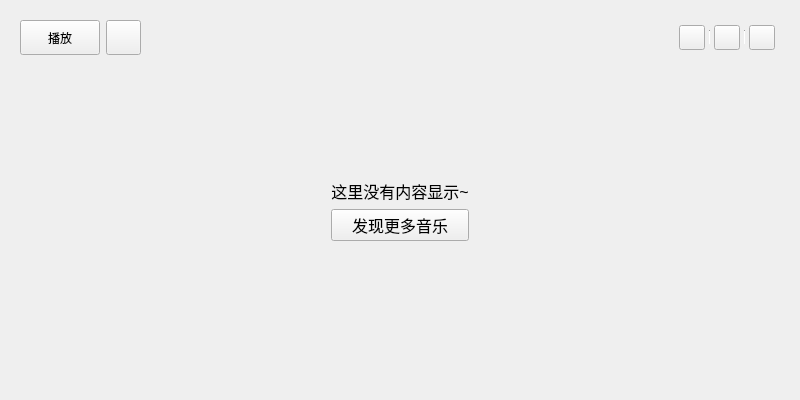
The window that KuGouStart/PurchasedMusic/PaidSingle/PaidSingle.ui (a-mo-xi-wei/Qt-KuGouAppClient) describes before a commit, drawn with Qt 5.
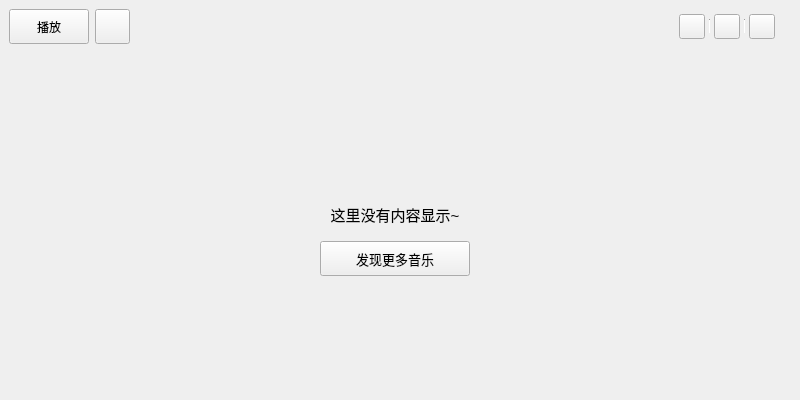
The same window after the commit.

Commit message: 已购音乐主界面搭建完成，细节优化

Diff of the .ui file:
```diff
--- a/KuGouStart/PurchasedMusic/PaidSingle/PaidSingle.ui
+++ b/KuGouStart/PurchasedMusic/PaidSingle/PaidSingle.ui
@@ -13,7 +13,13 @@
   <property name="windowTitle">
    <string>PaidSingle</string>
   </property>
-  <layout class="QVBoxLayout" name="verticalLayout">
+  <layout class="QVBoxLayout" name="verticalLayout_2">
+   <property name="leftMargin">
+    <number>0</number>
+   </property>
+   <property name="topMargin">
+    <number>0</number>
+   </property>
    <item>
     <widget class="QWidget" name="widget" native="true">
      <layout class="QHBoxLayout" name="horizontalLayout">
@@ -216,26 +222,26 @@
     </widget>
    </item>
    <item>
-    <widget class="QWidget" name="widget_3" native="true">
-     <layout class="QVBoxLayout" name="verticalLayout_8">
+    <widget class="QWidget" name="widget_4" native="true">
+     <layout class="QVBoxLayout" name="verticalLayout" stretch="1,1,1">
       <item>
-       <spacer name="verticalSpacer_2">
+       <spacer name="verticalSpacer_3">
         <property name="orientation">
          <enum>Qt::Vertical</enum>
         </property>
-        <property name="sizeType">
-         <enum>QSizePolicy::Fixed</enum>
-        </property>
         <property name="sizeHint" stdset="0">
          <size>
           <width>20</width>
-          <height>100</height>
+          <height>40</height>
          </size>
         </property>
        </spacer>
       </item>
       <item>
-       <layout class="QGridLayout" name="gridLayout">
+       <layout class="QGridLayout" name="gridLayout_2">
+        <property name="verticalSpacing">
+         <number>15</number>
+        </property>
         <item row="0" column="0">
          <spacer name="horizontalSpacer_8">
           <property name="orientation">
@@ -253,19 +259,19 @@
          <widget class="QLabel" name="label_16">
           <property name="font">
            <font>
-            <pointsize>12</pointsize>
+            <pointsize>11</pointsize>
            </font>
           </property>
           <property name="text">
            <string>这里没有内容显示~</string>
           </property>
           <property name="alignment">
-           <set>Qt::AlignCenter</set>
+           <set>Qt::AlignBottom|Qt::AlignHCenter</set>
           </property>
          </widget>
         </item>
-        <item row="0" column="2" rowspan="2">
-         <spacer name="horizontalSpacer_9">
+        <item row="0" column="2">
+         <spacer name="horizontalSpacer_13">
           <property name="orientation">
            <enum>Qt::Horizontal</enum>
           </property>
@@ -277,11 +283,36 @@
           </property>
          </spacer>
         </item>
-        <item row="1" column="1" rowspan="2">
-         <widget class="QPushButton" name="pushButton_7">
+        <item row="1" column="0">
+         <spacer name="horizontalSpacer_14">
+          <property name="orientation">
+           <enum>Qt::Horizontal</enum>
+          </property>
+          <property name="sizeHint" stdset="0">
+           <size>
+            <width>40</width>
+            <height>20</height>
+           </size>
+          </property>
+         </spacer>
+        </item>
+        <item row="1" column="1">
+         <widget class="QPushButton" name="search_pushButton">
+          <property name="minimumSize">
+           <size>
+            <width>150</width>
+            <height>35</height>
+           </size>
+          </property>
+          <property name="maximumSize">
+           <size>
+            <width>150</width>
+            <height>35</height>
+           </size>
+          </property>
           <property name="font">
            <font>
-            <pointsize>12</pointsize>
+            <pointsize>10</pointsize>
            </font>
           </property>
           <property name="cursor">
@@ -292,21 +323,8 @@
           </property>
          </widget>
         </item>
-        <item row="2" column="0">
-         <spacer name="horizontalSpacer_11">
-          <property name="orientation">
-           <enum>Qt::Horizontal</enum>
-          </property>
-          <property name="sizeHint" stdset="0">
-           <size>
-            <width>40</width>
-            <height>20</height>
-           </size>
-          </property>
-         </spacer>
-        </item>
-        <item row="2" column="2">
-         <spacer name="horizontalSpacer_10">
+        <item row="1" column="2">
+         <spacer name="horizontalSpacer_15">
           <property name="orientation">
            <enum>Qt::Horizontal</enum>
           </property>
@@ -321,7 +339,7 @@
        </layout>
       </item>
       <item>
-       <spacer name="verticalSpacer">
+       <spacer name="verticalSpacer_4">
         <property name="orientation">
          <enum>Qt::Vertical</enum>
         </property>
```
Left out of the diff: 7 changed lines with no effect on the pictures. The commit also changes 6 other files.
